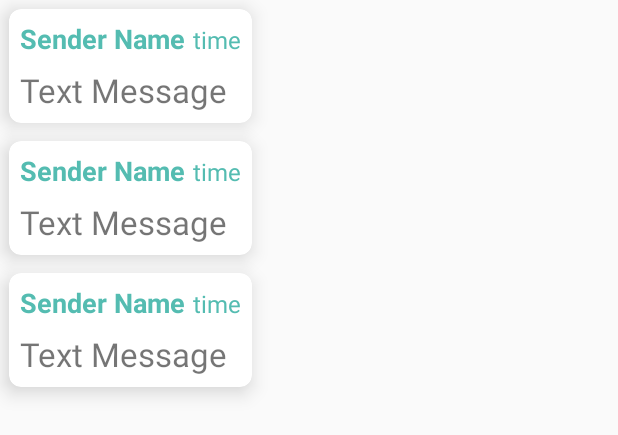
After one commit to PabloWinter/Employee-Connect, an Android app: the layout fragment_message.xml on its own in the app's theme, with its tools: preview values and no code run, on a phone screen of 412 x 824 dp. The commit adds this screen. Shown: the top 435 px of the screen. Run offline under Robolectric (Android 15) with nearby library versions, the phone set to English and light mode, and no system bars.

Commit message:
fragements for messagees and user-profile created

```diff
--- a/EmployeeConnect/app/src/main/AndroidManifest.xml
+++ b/EmployeeConnect/app/src/main/AndroidManifest.xml
@@ -9,9 +9,6 @@
         android:roundIcon="@mipmap/ic_launcher_round"
         android:supportsRtl="true"
         android:theme="@style/AppTheme">
-        <activity android:name=".UserProfile"
-            android:parentActivityName=".Navigation">
-        </activity>
         <activity android:name=".LoginActivity"
             android:parentActivityName=".Navigation"/>
         <activity android:name=".SignUp"
--- /dev/null
+++ b/EmployeeConnect/app/src/main/res/layout/fragment_message.xml
@@ -0,0 +1,15 @@
+<?xml version="1.0" encoding="utf-8"?>
+<FrameLayout xmlns:android="http://schemas.android.com/apk/res/android"
+    xmlns:tools="http://schemas.android.com/tools"
+    android:layout_width="match_parent"
+    android:layout_height="match_parent"
+    tools:context=".MessageFragment">
+
+    <android.support.v7.widget.RecyclerView
+        android:id="@+id/communication_recycler_container"
+        android:layout_width="match_parent"
+        android:layout_height="match_parent"
+        tools:listitem="@layout/chat_message">
+    </android.support.v7.widget.RecyclerView>
+
+</FrameLayout>
--- a/EmployeeConnect/app/src/main/res/values/strings.xml
+++ b/EmployeeConnect/app/src/main/res/values/strings.xml
@@ -32,4 +32,7 @@
     <string name="ex_event">Event</string>
     <string name="save_changes_btn">Save Changes</string>
     <string name="private_profile_switch">Private Profile</string>
+
+    <!-- TODO: Remove or change this placeholder text -->
+    <string name="hello_blank_fragment">Hello blank fragment</string>
 </resources>
```
Also changed, not shown: EmployeeConnect/app/src/main/java/ca/bvc/employeeconnect/LoginActivity.java (+103 -0 lines), EmployeeConnect/app/src/main/java/ca/bvc/employeeconnect/MessageFragment.java (added, +29 -0 lines), EmployeeConnect/app/src/main/java/ca/bvc/employeeconnect/UserProfile.java (deleted, +0 -17 lines), EmployeeConnect/app/src/main/res/layout/fragment_user_profile.xml (renamed from EmployeeConnect/app/src/main/res/layout/activity_user_profile.xml, +3 -4 lines).
